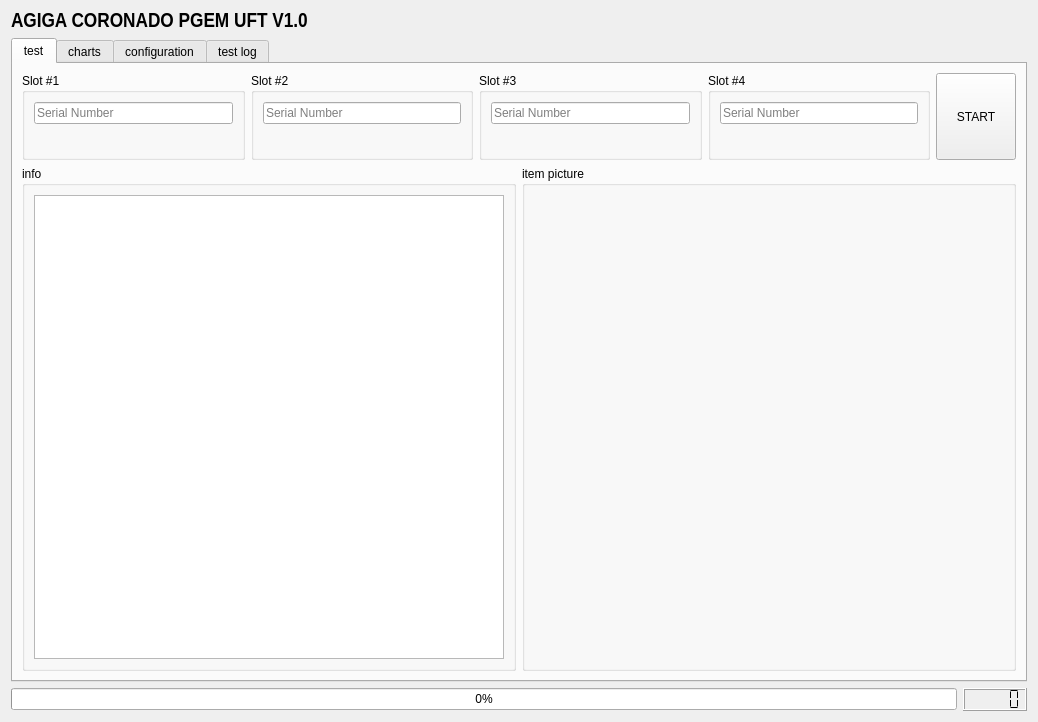
Qt form src/UFT_GUI/UFT_Ui.ui (fanmuzhi/UFT) before a commit.
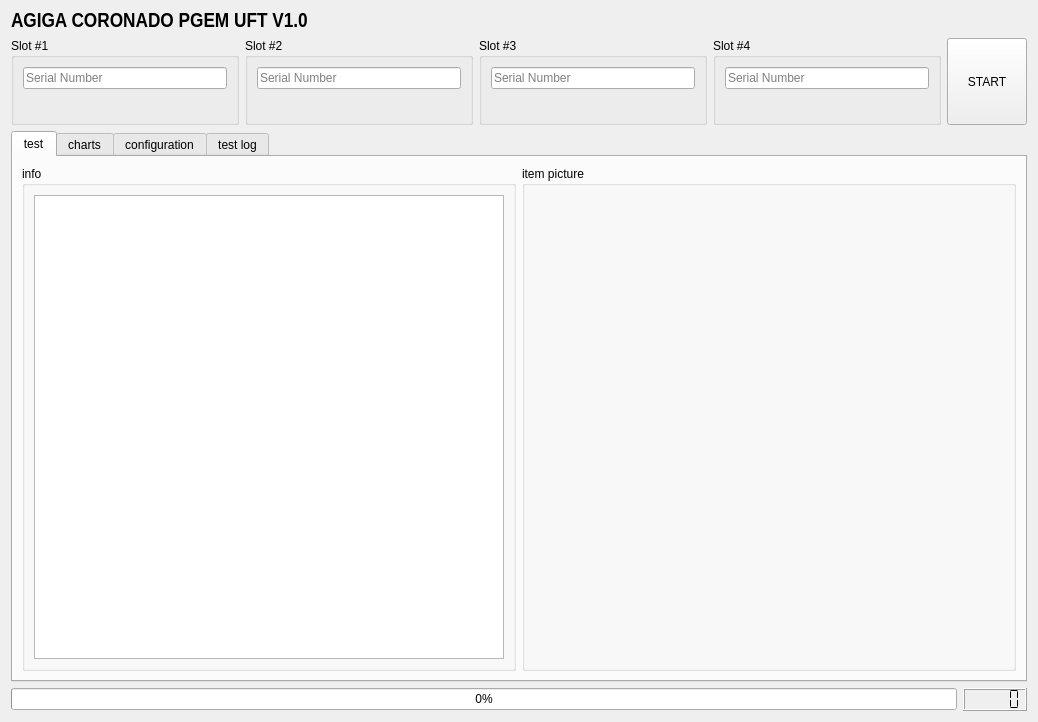
The same form after that commit. Custom widgets are drawn as their Qt base class.

Commit message: - duts images display func

Patch:
```diff
--- a/src/UFT_GUI/UFT_Ui.ui
+++ b/src/UFT_GUI/UFT_Ui.ui
@@ -20,7 +20,7 @@
    <string>AGIGA-UFT-TEST</string>
   </property>
   <layout class="QGridLayout" name="gridLayout">
-   <item row="1" column="0">
+   <item row="2" column="0">
     <widget class="QTabWidget" name="tabWidget">
      <property name="currentIndex">
       <number>0</number>
@@ -30,162 +30,6 @@
        <string>test</string>
       </attribute>
       <layout class="QGridLayout" name="gridLayout_2">
-       <item row="0" column="0">
-        <layout class="QHBoxLayout" name="horizontalLayout">
-         <item>
-          <widget class="QGroupBox" name="groupBox_1">
-           <property name="sizePolicy">
-            <sizepolicy hsizetype="Preferred" vsizetype="Fixed">
-             <horstretch>0</horstretch>
-             <verstretch>0</verstretch>
-            </sizepolicy>
-           </property>
-           <property name="title">
-            <string>Slot #1</string>
-           </property>
-           <layout class="QVBoxLayout" name="verticalLayout">
-            <item>
-             <widget class="QLineEdit" name="sn_lineEdit_1">
-              <property name="text">
-               <string/>
-              </property>
-              <property name="placeholderText">
-               <string>Serial Number</string>
-              </property>
-             </widget>
-            </item>
-            <item>
-             <widget class="QLabel" name="label_1">
-              <property name="font">
-               <font>
-                <pointsize>12</pointsize>
-               </font>
-              </property>
-              <property name="text">
-               <string/>
-              </property>
-             </widget>
-            </item>
-           </layout>
-          </widget>
-         </item>
-         <item>
-          <widget class="QGroupBox" name="groupBox_2">
-           <property name="sizePolicy">
-            <sizepolicy hsizetype="Preferred" vsizetype="Fixed">
-             <horstretch>0</horstretch>
-             <verstretch>0</verstretch>
-            </sizepolicy>
-           </property>
-           <property name="title">
-            <string>Slot #2</string>
-           </property>
-           <layout class="QVBoxLayout" name="verticalLayout_9">
-            <item>
-             <widget class="QLineEdit" name="sn_lineEdit_2">
-              <property name="placeholderText">
-               <string>Serial Number</string>
-              </property>
-             </widget>
-            </item>
-            <item>
-             <widget class="QLabel" name="label_2">
-              <property name="font">
-               <font>
-                <pointsize>12</pointsize>
-               </font>
-              </property>
-              <property name="text">
-               <string/>
-              </property>
-             </widget>
-            </item>
-           </layout>
-          </widget>
-         </item>
-         <item>
-          <widget class="QGroupBox" name="groupBox_3">
-           <property name="sizePolicy">
-            <sizepolicy hsizetype="Preferred" vsizetype="Fixed">
-             <horstretch>0</horstretch>
-             <verstretch>0</verstretch>
-            </sizepolicy>
-           </property>
-           <property name="title">
-            <string>Slot #3</string>
-           </property>
-           <layout class="QVBoxLayout" name="verticalLayout_8">
-            <item>
-             <widget class="QLineEdit" name="sn_lineEdit_3">
-              <property name="placeholderText">
-               <string>Serial Number</string>
-              </property>
-             </widget>
-            </item>
-            <item>
-             <widget class="QLabel" name="label_3">
-              <property name="font">
-               <font>
-                <pointsize>12</pointsize>
-               </font>
-              </property>
-              <property name="text">
-               <string/>
-              </property>
-             </widget>
-            </item>
-           </layout>
-          </widget>
-         </item>
-         <item>
-          <widget class="QGroupBox" name="groupBox_4">
-           <property name="sizePolicy">
-            <sizepolicy hsizetype="Preferred" vsizetype="Fixed">
-             <horstretch>0</horstretch>
-             <verstretch>0</verstretch>
-            </sizepolicy>
-           </property>
-           <property name="title">
-            <string>Slot #4</string>
-           </property>
-           <layout class="QVBoxLayout" name="verticalLayout_7">
-            <item>
-             <widget class="QLineEdit" name="sn_lineEdit_4">
-              <property name="placeholderText">
-               <string>Serial Number</string>
-              </property>
-             </widget>
-            </item>
-            <item>
-             <widget class="QLabel" name="label_4">
-              <property name="font">
-               <font>
-                <pointsize>12</pointsize>
-               </font>
-              </property>
-              <property name="text">
-               <string/>
-              </property>
-             </widget>
-            </item>
-           </layout>
-          </widget>
-         </item>
-         <item>
-          <widget class="QPushButton" name="start_pushButton">
-           <property name="sizePolicy">
-            <sizepolicy hsizetype="Fixed" vsizetype="Minimum">
-             <horstretch>0</horstretch>
-             <verstretch>0</verstretch>
-            </sizepolicy>
-           </property>
-           <property name="text">
-            <string>START</string>
-           </property>
-          </widget>
-         </item>
-        </layout>
-       </item>
        <item row="1" column="0">
         <layout class="QGridLayout" name="gridLayout_6">
          <item row="0" column="1">
@@ -293,7 +137,6 @@
         </layout>
        </item>
       </layout>
-      <zorder></zorder>
      </widget>
      <widget class="QWidget" name="charts">
       <attribute name="title">
@@ -541,7 +384,7 @@
      </widget>
     </widget>
    </item>
-   <item row="2" column="0">
+   <item row="3" column="0">
     <layout class="QHBoxLayout" name="horizontalLayout_4">
      <item>
       <widget class="QProgressBar" name="progressBar">
@@ -593,6 +436,162 @@
      </property>
     </widget>
    </item>
+   <item row="1" column="0">
+    <layout class="QHBoxLayout" name="horizontalLayout">
+     <item>
+      <widget class="QGroupBox" name="groupBox_1">
+       <property name="sizePolicy">
+        <sizepolicy hsizetype="Preferred" vsizetype="Fixed">
+         <horstretch>0</horstretch>
+         <verstretch>0</verstretch>
+        </sizepolicy>
+       </property>
+       <property name="title">
+        <string>Slot #1</string>
+       </property>
+       <layout class="QVBoxLayout" name="verticalLayout">
+        <item>
+         <widget class="QLineEdit" name="sn_lineEdit_1">
+          <property name="text">
+           <string/>
+          </property>
+          <property name="placeholderText">
+           <string>Serial Number</string>
+          </property>
+         </widget>
+        </item>
+        <item>
+         <widget class="QLabel" name="label_1">
+          <property name="font">
+           <font>
+            <pointsize>12</pointsize>
+           </font>
+          </property>
+          <property name="text">
+           <string/>
+          </property>
+         </widget>
+        </item>
+       </layout>
+      </widget>
+     </item>
+     <item>
+      <widget class="QGroupBox" name="groupBox_2">
+       <property name="sizePolicy">
+        <sizepolicy hsizetype="Preferred" vsizetype="Fixed">
+         <horstretch>0</horstretch>
+         <verstretch>0</verstretch>
+        </sizepolicy>
+       </property>
+       <property name="title">
+        <string>Slot #2</string>
+       </property>
+       <layout class="QVBoxLayout" name="verticalLayout_9">
+        <item>
+         <widget class="QLineEdit" name="sn_lineEdit_2">
+          <property name="placeholderText">
+           <string>Serial Number</string>
+          </property>
+         </widget>
+        </item>
+        <item>
+         <widget class="QLabel" name="label_2">
+          <property name="font">
+           <font>
+            <pointsize>12</pointsize>
+           </font>
+          </property>
+          <property name="text">
+           <string/>
+          </property>
+         </widget>
+        </item>
+       </layout>
+      </widget>
+     </item>
+     <item>
+      <widget class="QGroupBox" name="groupBox_3">
+       <property name="sizePolicy">
+        <sizepolicy hsizetype="Preferred" vsizetype="Fixed">
+         <horstretch>0</horstretch>
+         <verstretch>0</verstretch>
+        </sizepolicy>
+       </property>
+       <property name="title">
+        <string>Slot #3</string>
+       </property>
+       <layout class="QVBoxLayout" name="verticalLayout_8">
+        <item>
+         <widget class="QLineEdit" name="sn_lineEdit_3">
+          <property name="placeholderText">
+           <string>Serial Number</string>
+          </property>
+         </widget>
+        </item>
+        <item>
+         <widget class="QLabel" name="label_3">
+          <property name="font">
+           <font>
+            <pointsize>12</pointsize>
+           </font>
+          </property>
+          <property name="text">
+           <string/>
+          </property>
+         </widget>
+        </item>
+       </layout>
+      </widget>
+     </item>
+     <item>
+      <widget class="QGroupBox" name="groupBox_4">
+       <property name="sizePolicy">
+        <sizepolicy hsizetype="Preferred" vsizetype="Fixed">
+         <horstretch>0</horstretch>
+         <verstretch>0</verstretch>
+        </sizepolicy>
+       </property>
+       <property name="title">
+        <string>Slot #4</string>
+       </property>
+       <layout class="QVBoxLayout" name="verticalLayout_7">
+        <item>
+         <widget class="QLineEdit" name="sn_lineEdit_4">
+          <property name="placeholderText">
+           <string>Serial Number</string>
+          </property>
+         </widget>
+        </item>
+        <item>
+         <widget class="QLabel" name="label_4">
+          <property name="font">
+           <font>
+            <pointsize>12</pointsize>
+           </font>
+          </property>
+          <property name="text">
+           <string/>
+          </property>
+         </widget>
+        </item>
+       </layout>
+      </widget>
+     </item>
+     <item>
+      <widget class="QPushButton" name="start_pushButton">
+       <property name="sizePolicy">
+        <sizepolicy hsizetype="Fixed" vsizetype="Minimum">
+         <horstretch>0</horstretch>
+         <verstretch>0</verstretch>
+        </sizepolicy>
+       </property>
+       <property name="text">
+        <string>START</string>
+       </property>
+      </widget>
+     </item>
+    </layout>
+   </item>
   </layout>
  </widget>
  <customwidgets>
```
The commit also changes 1 other file.
